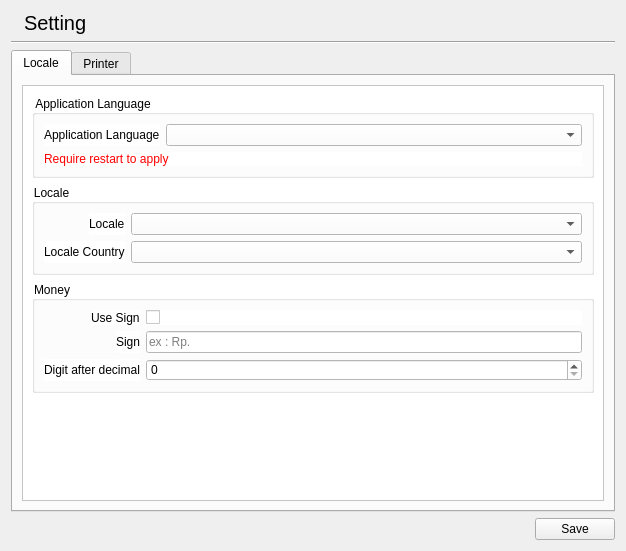
Before: the Qt Designer form libgui/setting/settingwidget.ui in apinprastya/sultan, drawn with Qt 5.
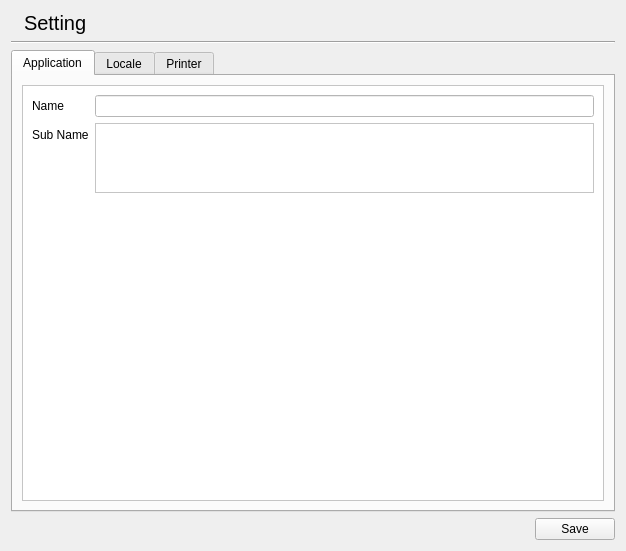
After: the same form once the commit is applied. Icons and pictures are not drawn.

```diff
--- a/libgui/setting/settingwidget.ui
+++ b/libgui/setting/settingwidget.ui
@@ -59,6 +59,72 @@
      <property name="tabBarAutoHide">
       <bool>false</bool>
      </property>
+     <widget class="QWidget" name="tab_3">
+      <attribute name="title">
+       <string>Application</string>
+      </attribute>
+      <layout class="QVBoxLayout" name="verticalLayout_10">
+       <item>
+        <widget class="QScrollArea" name="scrollArea_3">
+         <property name="styleSheet">
+          <string notr="true">background: white;</string>
+         </property>
+         <property name="widgetResizable">
+          <bool>true</bool>
+         </property>
+         <widget class="QWidget" name="scrollAreaWidgetContents_3">
+          <property name="geometry">
+           <rect>
+            <x>0</x>
+            <y>0</y>
+            <width>554</width>
+            <height>359</height>
+           </rect>
+          </property>
+          <layout class="QVBoxLayout" name="verticalLayout_11">
+           <item>
+            <layout class="QFormLayout" name="formLayout_5">
+             <item row="0" column="0">
+              <widget class="QLabel" name="label_16">
+               <property name="text">
+                <string>Name</string>
+               </property>
+              </widget>
+             </item>
+             <item row="1" column="0">
+              <widget class="QLabel" name="label_17">
+               <property name="text">
+                <string>Sub Name</string>
+               </property>
+              </widget>
+             </item>
+             <item row="0" column="1">
+              <widget class="QLineEdit" name="lineAppName"/>
+             </item>
+             <item row="1" column="1">
+              <widget class="QPlainTextEdit" name="plainSubName">
+               <property name="sizePolicy">
+                <sizepolicy hsizetype="Expanding" vsizetype="Maximum">
+                 <horstretch>0</horstretch>
+                 <verstretch>0</verstretch>
+                </sizepolicy>
+               </property>
+               <property name="maximumSize">
+                <size>
+                 <width>16777215</width>
+                 <height>70</height>
+                </size>
+               </property>
+              </widget>
+             </item>
+            </layout>
+           </item>
+          </layout>
+         </widget>
+        </widget>
+       </item>
+      </layout>
+     </widget>
      <widget class="QWidget" name="tab">
       <attribute name="title">
        <string>Locale</string>
@@ -77,8 +143,8 @@
            <rect>
             <x>0</x>
             <y>0</y>
-            <width>584</width>
-            <height>400</height>
+            <width>554</width>
+            <height>359</height>
            </rect>
           </property>
           <layout class="QVBoxLayout" name="verticalLayout_3">
```
Left out of the diff: 4 changed lines with no effect on the pictures.
